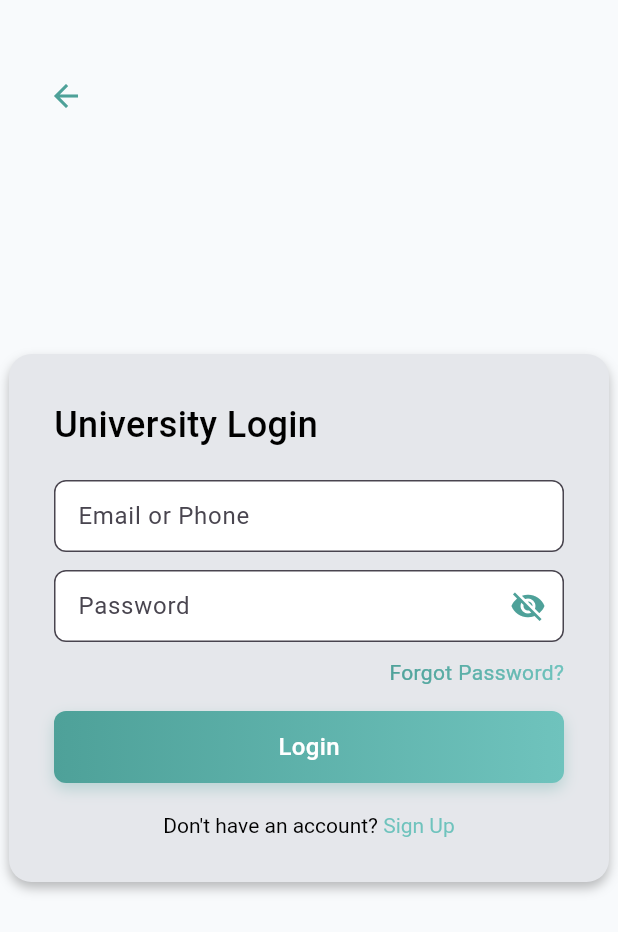
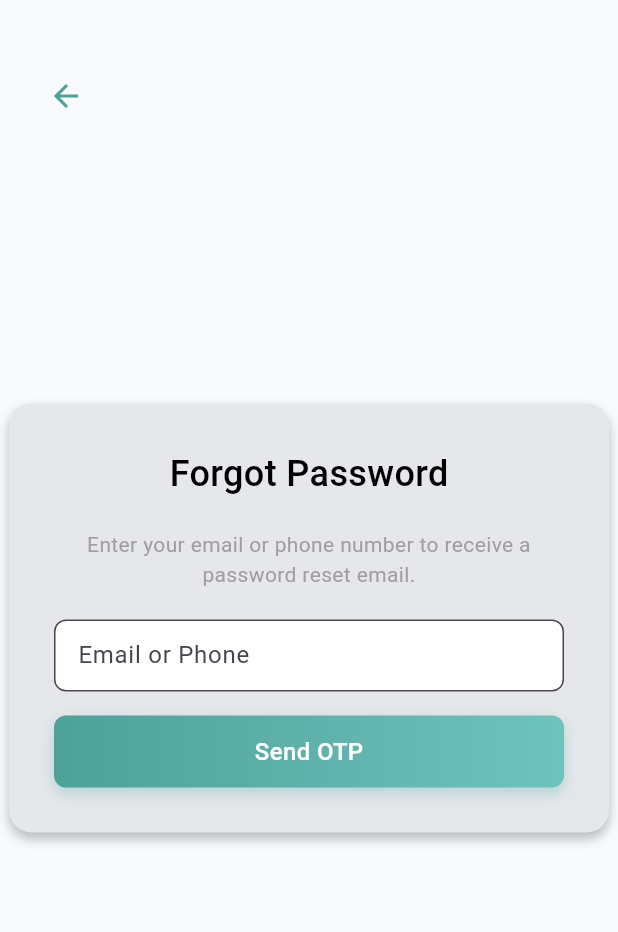
Before and after one commit to AnshRaj112/bitesbay_vendor_uni_portal, a Flutter app: the UniversityLogin screen opened directly, after a tap on "Forgot Password?", on a phone screen of 412 x 824 dp. Shown: the top 932 px of the screen. Run offline on Flutter 3.47's test engine with Material 3 defaults, Android fonts, the phone set to English and light mode, and no system bars; our stand-ins replace another_flushbar, fluttertoast, shared_preferences; accounts and stored records are empty; network calls fail.

Commit message:
adding forgot password

```diff
--- /dev/null
+++ b/lib/ForgotPassword/UniForgot.dart
@@ -0,0 +1,196 @@
+import 'package:flutter/material.dart';
+import 'package:fluttertoast/fluttertoast.dart';
+import 'package:http/http.dart' as http;
+import 'dart:convert';
+
+class UniForgot extends StatefulWidget {
+  const UniForgot({Key? key}) : super(key: key);
+
+  @override
+  State<UniForgot> createState() => _ForgotPasswordScreenState();
+}
+
+class _ForgotPasswordScreenState extends State<UniForgot> {
+  final TextEditingController _identifierController = TextEditingController();
+  bool _isLoading = false;
+
+  Future<void> handleForgotPassword() async {
+    final identifier = _identifierController.text.trim();
+
+    if (identifier.isEmpty) {
+      Fluttertoast.showToast(msg: "Please enter your email or phone number.");
+      return;
+    }
+
+    setState(() {
+      _isLoading = true;
+    });
+
+    try {
+      final response = await http.post(
+        Uri.parse(
+            "${const String.fromEnvironment('BACKEND_URL')}/api/user/auth/forgotpassword"),
+        headers: {"Content-Type": "application/json"},
+        body: jsonEncode({"identifier": identifier}),
+      );
+
+      final data = jsonDecode(response.body);
+
+      if (response.statusCode == 200) {
+        Fluttertoast.showToast(
+          msg: "OTP sent successfully! Check your registered email.",
+          backgroundColor: Colors.green,
+        );
+
+        Future.delayed(const Duration(seconds: 2), () {
+          Navigator.pushNamed(
+            context,
+            '/otpverification',
+            arguments: {
+              "email": data['email'],
+              "from": "forgotpassword",
+            },
+          );
+        });
+      } else {
+        Fluttertoast.showToast(
+          msg: data['message'] ?? "Failed to send reset email.",
+          backgroundColor: Colors.red,
+        );
+      }
+    } catch (error) {
+      debugPrint("Forgot Password Error: $error");
+      Fluttertoast.showToast(msg: "Something went wrong. Try again.");
+    } finally {
+      setState(() {
+        _isLoading = false;
+      });
+    }
+  }
+
+  @override
+  Widget build(BuildContext context) {
+    return Scaffold(
+      backgroundColor: const Color(0xFFF8FAFC),
+      body: Stack(
+        children: [
+          Positioned(
+            top: 40,
+            left: 20,
+            child: IconButton(
+              icon: const Icon(Icons.arrow_back, color: Color(0xFF4EA199)),
+              onPressed: () => Navigator.pushNamed(context, '/'),
+            ),
+          ),
+          Center(
+            child: Container(
+              constraints: const BoxConstraints(maxWidth: 400),
+              padding: const EdgeInsets.all(30),
+              decoration: BoxDecoration(
+                color: const Color(0xFFE5E7EB),
+                borderRadius: BorderRadius.circular(15),
+                boxShadow: const [
+                  BoxShadow(
+                    color: Colors.black26,
+                    blurRadius: 6,
+                    offset: Offset(0, 4),
+                  ),
+                ],
+              ),
+              child: Column(
+                mainAxisSize: MainAxisSize.min,
+                crossAxisAlignment: CrossAxisAlignment.center,
+                children: [
+                  ShaderMask(
+                    shaderCallback: (bounds) => const LinearGradient(
+                      colors: [Colors.black, Colors.black],
+                    ).createShader(bounds),
+                    child: const Text(
+                      'Forgot Password',
+                      style: TextStyle(
+                        fontSize: 24,
+                        fontWeight: FontWeight.w500,
+                      ),
+                    ),
+                  ),
+                  const Padding(
+                    padding: EdgeInsets.only(top: 20.0),
+                    child: Text(
+                      'Enter your email or phone number to receive a password reset email.',
+                      textAlign: TextAlign.center,
+                      style: TextStyle(
+                        fontSize: 14,
+                        color: Colors.grey,
+                      ),
+                    ),
+                  ),
+                  const SizedBox(height: 20),
+                  TextField(
+                    controller: _identifierController,
+                    keyboardType: TextInputType.emailAddress,
+                    textInputAction: TextInputAction.done,
+                    decoration: InputDecoration(
+                      hintText: 'Email or Phone',
+                      filled: true,
+                      fillColor: Colors.white,
+                      contentPadding: const EdgeInsets.symmetric(
+                          horizontal: 12, vertical: 12),
+                      border: OutlineInputBorder(
+                        borderRadius: BorderRadius.circular(8),
+                        borderSide: const BorderSide(
+                          color: Color.fromRGBO(78, 161, 153, 0.5),
+                        ),
+                      ),
+                      focusedBorder: OutlineInputBorder(
+                        borderRadius: BorderRadius.circular(8),
+                        borderSide: const BorderSide(
+                          color: Color(0xFF4EA199),
+                          width: 1.5,
+                        ),
+                      ),
+                    ),
+                  ),
+                  const SizedBox(height: 16),
+                  GestureDetector(
+                    onTap: _isLoading ? null : handleForgotPassword,
+                    child: AnimatedContainer(
+                      duration: const Duration(milliseconds: 200),
+                      width: double.infinity,
+                      height: 48,
+                      decoration: BoxDecoration(
+                        gradient: const LinearGradient(
+                          colors: [Color(0xFF4EA199), Color(0xFF6FC3BD)],
+                          begin: Alignment.centerLeft,
+                          end: Alignment.centerRight,
+                        ),
+                        borderRadius: BorderRadius.circular(8),
+                        boxShadow: [
+                          if (!_isLoading)
+                            const BoxShadow(
+                              color: Color.fromRGBO(78, 161, 153, 0.3),
+                              offset: Offset(0, 4),
+                              blurRadius: 8,
+                            ),
+                        ],
+                      ),
+                      child: Center(
+                        child: Text(
+                          _isLoading ? 'Sending OTP...' : 'Send OTP',
+                          style: const TextStyle(
+                            color: Colors.white,
+                            fontSize: 16,
+                            fontWeight: FontWeight.w500,
+                          ),
+                        ),
+                      ),
+                    ),
+                  ),
+                ],
+              ),
+            ),
+          ),
+        ],
+      ),
+    );
+  }
+}
--- a/lib/Login/UniversityLogin.dart
+++ b/lib/Login/UniversityLogin.dart
@@ -204,7 +204,7 @@ class _LoginScreenState extends State<UniversityLogin> {
               ),
               child: Column(
                 mainAxisSize: MainAxisSize.min,
-                crossAxisAlignment: CrossAxisAlignment.start,
+                crossAxisAlignment: CrossAxisAlignment.center,
                 children: [
                   // Title
                   ShaderMask(
@@ -287,8 +287,8 @@ class _LoginScreenState extends State<UniversityLogin> {
                   Align(
                     alignment: Alignment.centerRight,
                     child: GestureDetector(
-                      onTap: () =>
-                          Navigator.pushNamed(context, '/forgotpassword'),
+                      onTap: () => Navigator.pushNamed(
+                          context, '/ForgotPassword/UniForgot'),
                       child: ShaderMask(
                         shaderCallback: (bounds) => const LinearGradient(
                           colors: [Color(0xFF4EA199), Color(0xFF6FC3BD)],
--- a/lib/Login/VendorLogin.dart
+++ b/lib/Login/VendorLogin.dart
@@ -214,7 +214,7 @@ class _VendorLogin extends State<VendorLogin> {
               ),
               child: Column(
                 mainAxisSize: MainAxisSize.min,
-                crossAxisAlignment: CrossAxisAlignment.start,
+                crossAxisAlignment: CrossAxisAlignment.center,
                 children: [
                   // Title
                   ShaderMask(
@@ -297,8 +297,8 @@ class _VendorLogin extends State<VendorLogin> {
                   Align(
                     alignment: Alignment.centerRight,
                     child: GestureDetector(
-                      onTap: () =>
-                          Navigator.pushNamed(context, '/forgotpassword'),
+                      onTap: () => Navigator.pushNamed(
+                          context, '/ForgotPassword/UniForgot'),
                       child: ShaderMask(
                         shaderCallback: (bounds) => const LinearGradient(
                           colors: [Color(0xFF4EA199), Color(0xFF6FC3BD)],
--- a/lib/main.dart
+++ b/lib/main.dart
@@ -1,4 +1,6 @@
+import 'package:bitesbay_vendor_uni_portal/ForgotPassword/VendorForgot.dart';
 import 'package:bitesbay_vendor_uni_portal/home.dart';
+import 'package:bitesbay_vendor_uni_portal/ForgotPassword/UniForgot.dart';
 import 'package:flutter/material.dart';
 
 void main() {
@@ -17,6 +19,10 @@ class MyApp extends StatelessWidget {
         primarySwatch: Colors.teal,
       ),
       home: const Home(),
+      routes: {
+        '/ForgotPassword/UniForgot': (context) => const UniForgot(),
+        '/ForgotPassword/VendorForgot': (context) => const VendorForgot(),
+      },
     );
   }
 }
```
Also changed, not shown: lib/ForgotPassword/VendorForgot.dart (added, +196 -0 lines).
